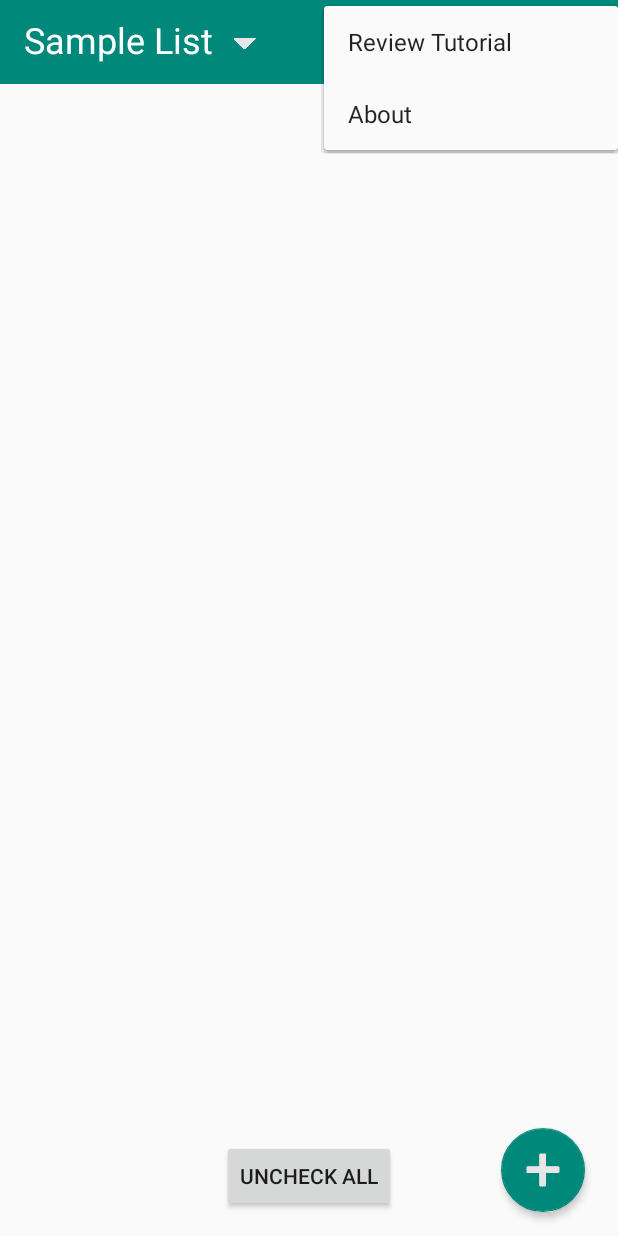
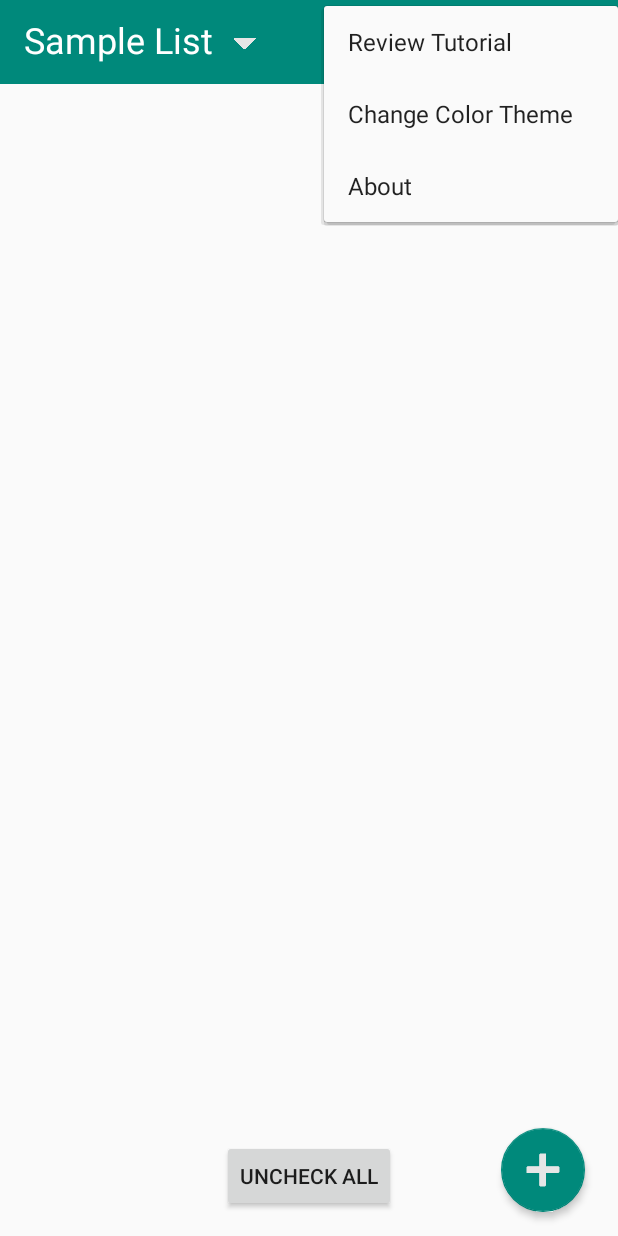
Before and after one commit to Daniel-Heyde/Checklist, an Android app: the screen it shows after launch (MainActivity), after a tap on "Settings", on a phone screen of 412 x 824 dp. Run offline under Robolectric (Android 15) with nearby library versions, the phone set to English and light mode, and no system bars; our stand-ins replace ButterKnife; libraries missing offline, so code that uses them is left out: com.github.amlcurran.showcaseview, com.jmedeisis.draglinearlayout; plain views replace DragLinearLayout; 11 statements that could not run were skipped.

Commit message:
Added customizable color themes. Fixed a bug with renaming to same name.

```diff
--- a/app/build.gradle
+++ b/app/build.gradle
@@ -32,4 +32,5 @@ dependencies {
     apt 'com.jakewharton:butterknife-compiler:8.4.0'
     compile 'com.jmedeisis:draglinearlayout:1.1.0'
     compile 'com.android.support:design:24.2.1'
+    compile 'com.android.support:gridlayout-v7:25.3.0'
 }
--- a/app/src/main/AndroidManifest.xml
+++ b/app/src/main/AndroidManifest.xml
@@ -12,7 +12,7 @@
         android:icon="@mipmap/ic_launcher_simplecheck"
         android:label="@string/app_name"
         android:supportsRtl="true"
-        android:theme="@style/AppTheme">
+        android:theme="@style/AppThemeDefault">
         <activity android:name=".ui.MainActivity"
                   android:screenOrientation="portrait">
             <intent-filter>
--- a/app/src/main/res/layout/activity_main.xml
+++ b/app/src/main/res/layout/activity_main.xml
@@ -97,7 +97,7 @@
         app:fabSize="normal"
         app:srcCompat="@drawable/task_add"
         android:id="@+id/addButton"
-        app:backgroundTint="@color/colorPrimary"
+        app:backgroundTint="?colorPrimary"
         android:accessibilityTraversalBefore="@+id/DraggableListLayout"
         app:elevation="3dp"
         android:layout_marginRight="22dp"
--- a/app/src/main/res/layout/listname_actionbar.xml
+++ b/app/src/main/res/layout/listname_actionbar.xml
@@ -1,5 +1,4 @@
 <?xml version="1.0" encoding="utf-8"?>
-<!-- TODO This might not be a necessary file to have now that we've switched to a toolbar-->
 
 <LinearLayout
     xmlns:android="http://schemas.android.com/apk/res/android"
--- a/app/src/main/res/menu/action_button.xml
+++ b/app/src/main/res/menu/action_button.xml
@@ -16,9 +16,9 @@
             <item
                 android:id="@+id/review"
                 android:title="Review Tutorial"/>
-            <!--<item-->
-            <!--android:id="@+id/themes"-->
-            <!--android:title="Themes"/>-->
+            <item
+                android:id="@+id/themes"
+                android:title="Change Color Theme"/>
             <item
                 android:id="@+id/about"
                 android:title="About"/>
--- a/app/src/main/res/values/colors.xml
+++ b/app/src/main/res/values/colors.xml
@@ -1,7 +1,24 @@
 <?xml version="1.0" encoding="utf-8"?>
-<resources>
-    <color name="colorPrimary">#00897b</color>
-    <color name="colorPrimaryDark">#004d40</color>
-    <color name="colorAccent">#616161</color>
+<resources><!-- using colors from https://www.materialui.co/colors -->
+    <color name="colorPrimary">#00897b</color><!--material 600-->
+    <color name="colorPrimaryDark">#004d40</color><!--material 900-->
+    <color name="colorAccent">#616161</color><!--to the right 9 colors, material 700-->
+
+    <color name="material_red_600">#e53935</color>
+    <color name="material_red_900">#b71c1c</color>
+    <color name="material_purple_700">#7b1fa2</color>
+    <color name="material_purple_900">#4a148c</color>
+    <color name="material_indigo_600">#3949ab</color>
+    <color name="material_indigo_900">#1a237e</color>
+    <color name="material_lightBlue_600">#039be5</color>
+    <color name="material_lightBlue_900">#01579b</color>
+    <color name="material_lightGreen_600">#7cb342</color>
+    <color name="material_lightGreen_900">#33691e</color>
+    <color name="material_orange_600">#f88c00</color>
+    <color name="material_orange_900">#e35100</color>
+    <color name="material_brown_600">#6d4c41</color>
+    <color name="material_brown_900">#3e2723</color>
+    <color name="material_blueGray_600">#546e7a</color>
+    <color name="material_blueGray_900">#263238 </color>
 
 </resources>
--- a/app/src/main/res/values/styles.xml
+++ b/app/src/main/res/values/styles.xml
@@ -1,12 +1,70 @@
 <resources>
 
     <!-- Base application theme. -->
-    <style name="AppTheme" parent="Theme.AppCompat.Light.NoActionBar">
+    <style name="AppThemeDefault" parent="Theme.AppCompat.Light.NoActionBar">
         <!-- Customize your theme here. -->
         <item name="colorPrimary">@color/colorPrimary</item>
         <item name="colorPrimaryDark">@color/colorPrimaryDark</item>
         <item name="colorAccent">@color/colorAccent</item>
     </style>
+
+    <style name="AppThemeRed" parent="Theme.AppCompat.Light.NoActionBar">
+        <!-- Customizable themes -->
+        <item name="colorPrimary">@color/material_red_600</item>
+        <item name="colorPrimaryDark">@color/material_red_900</item>
+        <item name="colorAccent">@color/colorAccent</item>
+    </style>
+
+    <style name="AppThemePurple" parent="Theme.AppCompat.Light.NoActionBar">
+        <!-- Customizable themes -->
+        <item name="colorPrimary">@color/material_purple_700</item>
+        <item name="colorPrimaryDark">@color/material_purple_900</item>
+        <item name="colorAccent">@color/colorAccent</item>
+    </style>
+
+
+    <style name="AppThemeIndigo" parent="Theme.AppCompat.Light.NoActionBar">
+        <!-- Customizable themes -->
+        <item name="colorPrimary">@color/material_indigo_600</item>
+        <item name="colorPrimaryDark">@color/material_indigo_900</item>
+        <item name="colorAccent">@color/colorAccent</item>
+    </style>
+
+    <style name="AppThemeLightBlue" parent="Theme.AppCompat.Light.NoActionBar">
+        <!-- Customizable themes -->
+        <item name="colorPrimary">@color/material_lightBlue_600</item>
+        <item name="colorPrimaryDark">@color/material_lightBlue_900</item>
+        <item name="colorAccent">@color/colorAccent</item>
+    </style>
+
+    <style name="AppThemeLightGreen" parent="Theme.AppCompat.Light.NoActionBar">
+        <!-- Customizable themes -->
+        <item name="colorPrimary">@color/material_lightGreen_600</item>
+        <item name="colorPrimaryDark">@color/material_lightGreen_900</item>
+        <item name="colorAccent">@color/colorAccent</item>
+    </style>
+
+    <style name="AppThemeOrange" parent="Theme.AppCompat.Light.NoActionBar">
+        <!-- Customizable themes -->
+        <item name="colorPrimary">@color/material_orange_600</item>
+        <item name="colorPrimaryDark">@color/material_orange_900</item>
+        <item name="colorAccent">@color/colorAccent</item>
+    </style>
+
+    <style name="AppThemeBrown" parent="Theme.AppCompat.Light.NoActionBar">
+        <!-- Customizable themes -->
+        <item name="colorPrimary">@color/material_brown_600</item>
+        <item name="colorPrimaryDark">@color/material_brown_900</item>
+        <item name="colorAccent">@color/colorAccent</item>
+    </style>
+
+    <style name="AppThemeBlueGray" parent="Theme.AppCompat.Light.NoActionBar">
+        <!-- Customizable themes -->
+        <item name="colorPrimary">@color/material_blueGray_600</item>
+        <item name="colorPrimaryDark">@color/material_blueGray_900</item>
+        <item name="colorAccent">@color/colorAccent</item>
+    </style>
+
 
     <style name="CustomShowcase" parent="ShowcaseView">
         <item name="sv_backgroundColor">#EE0E74FF</item>
```
Also changed, not shown: app/src/main/java/com/heyde/checklist/ui/MainActivity.java (+71 -18 lines), app/src/main/res/layout/color_selection_dialog.xml (added, +119 -0 lines).
